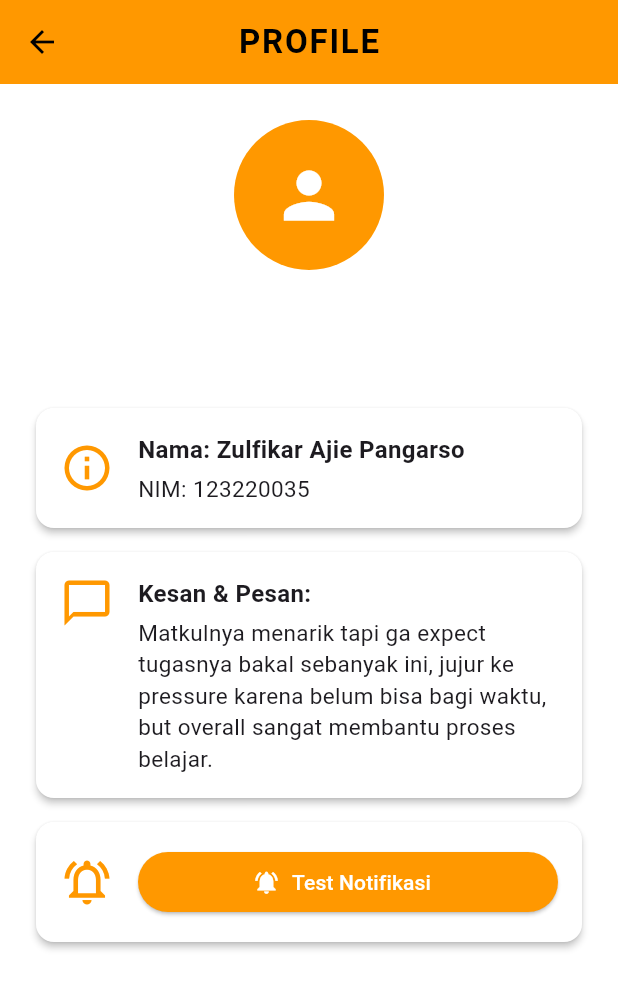
After one commit to zulfikarajie/Semodia-Project-Akhir-Mobile, a Flutter app: the ProfilePage screen opened directly, after a tap on "Test Notifikasi", on a phone screen of 412 x 824 dp. The commit adds this screen. Shown: the top 989 px of the screen. Run offline on Flutter 3.47's test engine with Material 3 defaults, Android fonts, the light colour scheme and no system bars; our stand-ins replace flutter_local_notifications, geolocator, google_maps_flutter, hive, hive_flutter, image_picker and 2 more; missing offline and left inert: bcrypt, workmanager; accounts and stored records are empty; statements that could not run were skipped.

Commit message:
Updated Bismillah

```diff
--- a/lib/main.dart
+++ b/lib/main.dart
@@ -17,8 +17,7 @@ const String taskName = "motor_reminder_task";
 
 void callbackDispatcher() {
   Workmanager().executeTask((task, inputData) async {
-    const AndroidNotificationDetails androidPlatformChannelSpecifics =
-        AndroidNotificationDetails(
+    final androidPlatformChannelSpecifics = AndroidNotificationDetails(
       'reminder_channel',
       'Motor Reminder',
       channelDescription: 'Notifikasi pengingat cek motor',
@@ -26,7 +25,7 @@ void callbackDispatcher() {
       priority: Priority.high,
       showWhen: false,
     );
-    const NotificationDetails platformChannelSpecifics =
+    final platformChannelSpecifics =
         NotificationDetails(android: androidPlatformChannelSpecifics);
 
     await flutterLocalNotificationsPlugin.show(
--- a/lib/models/user_model.dart
+++ b/lib/models/user_model.dart
@@ -13,9 +13,17 @@ class UserModel extends HiveObject {
   @HiveField(2)
   String hashedPassword;
 
+  @HiveField(3)
+  String? profilePicPath; // Tambahkan ini
+
+  @HiveField(4)
+  String? kesanPesan; // (opsional, jika ingin simpan di user)
+
   UserModel({
     required this.username,
     required this.email,
     required this.hashedPassword,
+    this.profilePicPath,
+    this.kesanPesan,
   });
 }
--- /dev/null
+++ b/lib/screens/profile_page.dart
@@ -0,0 +1,225 @@
+import 'dart:io';
+import 'package:flutter/material.dart';
+import 'package:image_picker/image_picker.dart';
+import 'package:hive/hive.dart';
+import '../models/user_model.dart';
+import '../utils/session_manager.dart';
+import '../main.dart';
+import 'package:flutter_local_notifications/flutter_local_notifications.dart';
+
+class ProfilePage extends StatefulWidget {
+  const ProfilePage({Key? key}) : super(key: key);
+
+  @override
+  State<ProfilePage> createState() => _ProfilePageState();
+}
+
+class _ProfilePageState extends State<ProfilePage> {
+  UserModel? user;
+  final _kesanPesanController = TextEditingController();
+
+  @override
+  void initState() {
+    super.initState();
+    _loadUser();
+  }
+
+  Future<void> _loadUser() async {
+    final username = await SessionManager.getLoggedUser();
+    if (username == null) return;
+    final usersBox = Hive.box<UserModel>('users');
+    final currentUser = usersBox.values.firstWhere(
+      (u) => u.username == username,
+      orElse: () => UserModel(username: username, email: '-', hashedPassword: ''),
+    );
+    setState(() {
+      user = currentUser;
+      _kesanPesanController.text = user?.kesanPesan ?? '';
+    });
+  }
+
+  Future<void> _pickProfilePic() async {
+    final picker = ImagePicker();
+    final picked = await picker.pickImage(source: ImageSource.gallery);
+    if (picked != null && user != null) {
+      user!
+        ..profilePicPath = picked.path
+        ..save();
+      setState(() {});
+    }
+  }
+
+  Future<void> _saveKesanPesan() async {
+    if (user != null) {
+      user!
+        ..kesanPesan = _kesanPesanController.text
+        ..save();
+      setState(() {});
+      ScaffoldMessenger.of(context).showSnackBar(
+        SnackBar(content: Text('Kesan & Pesan disimpan!')),
+      );
+    }
+  }
+
+  Future<void> _testNotification() async {
+    final androidPlatformChannelSpecifics = AndroidNotificationDetails(
+      'reminder_channel',
+      'Motor Reminder',
+      channelDescription: 'Notifikasi pengingat cek motor',
+      importance: Importance.max,
+      priority: Priority.high,
+      showWhen: false,
+    );
+    final platformChannelSpecifics =
+        NotificationDetails(android: androidPlatformChannelSpecifics);
+
+    await flutterLocalNotificationsPlugin.show(
+      0,
+      'Test Notifikasi',
+      'Ini adalah notifikasi test dari menu profil.',
+      platformChannelSpecifics,
+    );
+  }
+
+  @override
+  Widget build(BuildContext context) {
+    if (user == null) return Center(child: CircularProgressIndicator());
+    return Scaffold(
+      appBar: AppBar(
+        title: const Text(
+          'PROFILE',
+          style: TextStyle(
+            fontWeight: FontWeight.bold,
+            letterSpacing: 1.2,
+          ),
+        ),
+        centerTitle: true,
+        elevation: 0,
+        backgroundColor: Colors.orange,
+      ),
+      body: SingleChildScrollView(
+        padding: EdgeInsets.all(24),
+        child: Column(
+          children: [
+            GestureDetector(
+              onTap: _pickProfilePic,
+              child: CircleAvatar(
+                radius: 50,
+                backgroundImage: (user!.profilePicPath != null && user!.profilePicPath!.isNotEmpty)
+                    ? FileImage(File(user!.profilePicPath!))
+                    : null,
+                child: (user!.profilePicPath == null || user!.profilePicPath!.isEmpty)
+                    ? Icon(Icons.person, size: 50, color: Colors.white)
+                    : null,
+              ),
+            ),
+            SizedBox(height: 16),
+            Text(
+              user!.username,
+              style: TextStyle(fontSize: 20, fontWeight: FontWeight.bold),
+            ),
+            Text(
+              user!.email,
+              style: TextStyle(fontSize: 16, color: Colors.grey[600]),
+            ),
+            SizedBox(height: 16),
+
+            // Card Informasi Mahasiswa
+            Card(
+              margin: EdgeInsets.symmetric(vertical: 8),
+              elevation: 2,
+              child: Padding(
+                padding: const EdgeInsets.all(16.0),
+                child: Row(
+                  children: [
+                    Icon(Icons.info_outline, color: Colors.orange, size: 36),
+                    SizedBox(width: 16),
+                    Expanded(
+                      child: Column(
+                        crossAxisAlignment: CrossAxisAlignment.start,
+                        children: const [
+                          Text(
+                            'Nama: Zulfikar Ajie Pangarso',
+                            style: TextStyle(fontWeight: FontWeight.bold, fontSize: 16),
+                          ),
+                          SizedBox(height: 4),
+                          Text(
+                            'NIM: 123220035',
+                            style: TextStyle(fontSize: 15),
+                          ),
+                        ],
+                      ),
+                    ),
+                  ],
+                ),
+              ),
+            ),
+
+            // Card Kesan dan Pesan
+            Card(
+              margin: EdgeInsets.symmetric(vertical: 8),
+              elevation: 2,
+              child: Padding(
+                padding: const EdgeInsets.all(16.0),
+                child: Row(
+                  crossAxisAlignment: CrossAxisAlignment.start,
+                  children: [
+                    Icon(Icons.chat_bubble_outline, color: Colors.orange, size: 36),
+                    SizedBox(width: 16),
+                    Expanded(
+                      child: Column(
+                        crossAxisAlignment: CrossAxisAlignment.start,
+                        children: const [
+                          Text(
+                            'Kesan & Pesan:',
+                            style: TextStyle(fontWeight: FontWeight.bold, fontSize: 16),
+                          ),
+                          SizedBox(height: 4),
+                          Text(
+                            'Matkulnya menarik tapi ga expect tugasnya bakal sebanyak ini, '
+                            'jujur ke pressure karena belum bisa bagi waktu, '
+                            'but overall sangat membantu proses belajar.',
+                            style: TextStyle(fontSize: 15),
+                          ),
+                        ],
+                      ),
+                    ),
+                  ],
+                ),
+              ),
+            ),
+
+            // Card Pengaturan Notifikasi
+            Card(
+              margin: EdgeInsets.symmetric(vertical: 8),
+              elevation: 2,
+              child: Padding(
+                padding: const EdgeInsets.all(16.0),
+                child: Row(
+                  children: [
+                    Icon(Icons.notifications_active_outlined, color: Colors.orange, size: 36),
+                    SizedBox(width: 16),
+                    Expanded(
+                      child: ElevatedButton.icon(
+                        onPressed: _testNotification,
+                        icon: Icon(Icons.notifications_active),
+                        label: Text('Test Notifikasi'),
+                        style: ElevatedButton.styleFrom(
+                          backgroundColor: Colors.orange,
+                          foregroundColor: Colors.white,
+                        ),
+                      ),
+                    ),
+                  ],
+                ),
+              ),
+            ),
+
+            SizedBox(height: 32),
+            // (Optional) Kesan Pesan yang bisa diubah user
+          ],
+        ),
+      ),
+    );
+  }
+}
--- a/pubspec.yaml
+++ b/pubspec.yaml
@@ -45,7 +45,6 @@ dependencies:
   geocoding: ^4.0.0
   flutter_local_notifications: ^17.1.2
   workmanager: ^0.6.0
-
   # The following adds the Cupertino Icons font to your application.
   # Use with the CupertinoIcons class for iOS style icons.
   cupertino_icons: ^1.0.8
```
Also changed, not shown: lib/reminder_helper.dart (+11 -3 lines), lib/screens/speedometer_page.dart (added, +82 -0 lines), lib/widgets/bottom_navbar.dart (+15 -2 lines), lib/models/user_model.g.dart.
